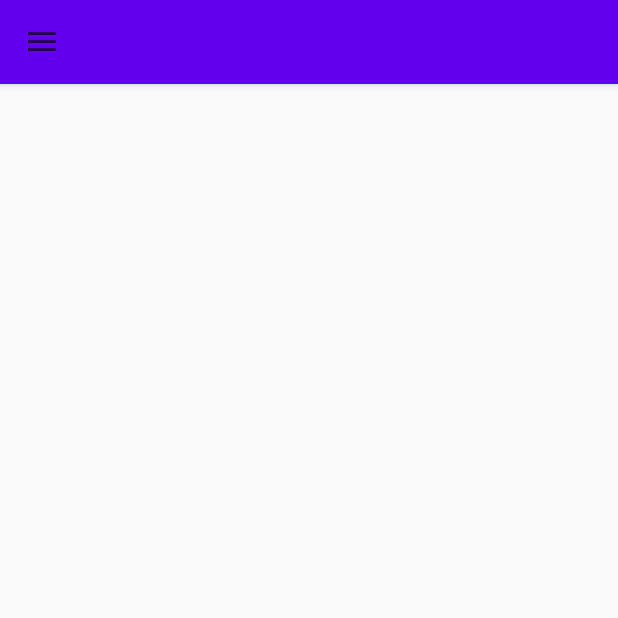
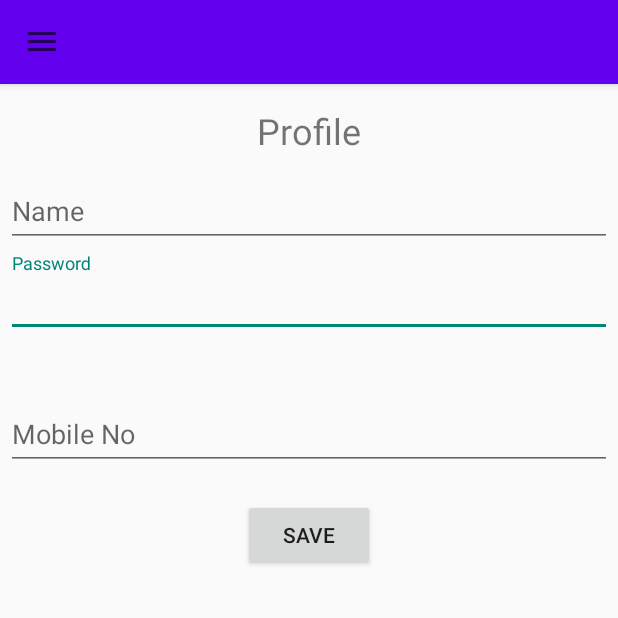
Before and after one commit to harsh-kanani/EverArtStudio, an Android app: the User_Home_Screen screen opened directly, with no data from a screen before it, in the side drawer, after a tap on "My Order", on a phone screen of 412 x 824 dp, the top half of it. Run offline under Robolectric (Android 15) with nearby library versions, the phone set to English and light mode, and no system bars; our stand-ins replace Firebase (no records; nobody signed in at launch, a user with empty details on screens opened directly); 1 statement that could not run was skipped.

Commit message:
Navigation Drawer Is Ready . Fregment started

```diff
--- a/app/build.gradle
+++ b/app/build.gradle
@@ -35,6 +35,7 @@ dependencies {
     implementation 'com.google.firebase:firebase-auth:19.3.2'
     implementation 'androidx.recyclerview:recyclerview:1.1.0'
     implementation 'com.google.firebase:firebase-storage:19.1.1'
+    implementation 'androidx.legacy:legacy-support-v4:1.0.0'
     testImplementation 'junit:junit:4.12'
     androidTestImplementation 'androidx.test.ext:junit:1.1.1'
     androidTestImplementation 'androidx.test.espresso:espresso-core:3.2.0'
--- /dev/null
+++ b/app/src/main/java/com/example/everartstudio/Fragment_Category.kt
@@ -0,0 +1,59 @@
+package com.example.everartstudio
+
+import android.os.Bundle
+import androidx.fragment.app.Fragment
+import android.view.LayoutInflater
+import android.view.View
+import android.view.ViewGroup
+
+// TODO: Rename parameter arguments, choose names that match
+// the fragment initialization parameters, e.g. ARG_ITEM_NUMBER
+private const val ARG_PARAM1 = "param1"
+private const val ARG_PARAM2 = "param2"
+
+/**
+ * A simple [Fragment] subclass.
+ * Use the [Fragment_Category.newInstance] factory method to
+ * create an instance of this fragment.
+ */
+class Fragment_Category : Fragment() {
+    // TODO: Rename and change types of parameters
+    private var param1: String? = null
+    private var param2: String? = null
+
+    override fun onCreate(savedInstanceState: Bundle?) {
+        super.onCreate(savedInstanceState)
+        arguments?.let {
+            param1 = it.getString(ARG_PARAM1)
+            param2 = it.getString(ARG_PARAM2)
+        }
+    }
+
+    override fun onCreateView(
+        inflater: LayoutInflater, container: ViewGroup?,
+        savedInstanceState: Bundle?
+    ): View? {
+        // Inflate the layout for this fragment
+        return inflater.inflate(R.layout.fragment__category, container, false)
+    }
+
+    companion object {
+        /**
+         * Use this factory method to create a new instance of
+         * this fragment using the provided parameters.
+         *
+         * @param param1 Parameter 1.
+         * @param param2 Parameter 2.
+         * @return A new instance of fragment Fragment_Category.
+         */
+        // TODO: Rename and change types and number of parameters
+        @JvmStatic
+        fun newInstance(param1: String, param2: String) =
+            Fragment_Category().apply {
+                arguments = Bundle().apply {
+                    putString(ARG_PARAM1, param1)
+                    putString(ARG_PARAM2, param2)
+                }
+            }
+    }
+}
--- a/app/src/main/java/com/example/everartstudio/User_Home_Screen.kt
+++ b/app/src/main/java/com/example/everartstudio/User_Home_Screen.kt
@@ -72,15 +72,22 @@ class User_Home_Screen : AppCompatActivity(),
         drawerLayout.addDrawerListener(toogle)
         toogle.syncState()
 
+        if(savedInstanceState == null) {
+            supportFragmentManager.beginTransaction()
+                .replace(R.id.fragment_container, Fragment_Category()).commit()
 
+        }
 
     }
 
     override fun onNavigationItemSelected(item: MenuItem): Boolean {
         when (item.itemId){
+            R.id.nav_home->
+                supportFragmentManager.beginTransaction().replace(R.id.fragment_container, Fragment_Category()).commit()
+
             R.id.nav_profile->
-                //supportFragmentManager.beginTransaction().replace(R.id.fragment_container,profile()).commit()
-                Toast.makeText(this@User_Home_Screen,"Profile",Toast.LENGTH_LONG).show()
+                supportFragmentManager.beginTransaction().replace(R.id.fragment_container,Fragment_Profile()).commit()
+
 
         }
         drawerLayout.closeDrawer(GravityCompat.START)
--- /dev/null
+++ b/app/src/main/res/drawable/ic_home.xml
@@ -0,0 +1,10 @@
+<vector xmlns:android="http://schemas.android.com/apk/res/android"
+    android:width="24dp"
+    android:height="24dp"
+    android:viewportWidth="24"
+    android:viewportHeight="24"
+    android:tint="?attr/colorControlNormal">
+  <path
+      android:fillColor="@android:color/white"
+      android:pathData="M10,20v-6h4v6h5v-8h3L12,3 2,12h3v8z"/>
+</vector>
--- /dev/null
+++ b/app/src/main/res/layout/fragment__profile.xml
@@ -0,0 +1,88 @@
+<?xml version="1.0" encoding="utf-8"?>
+<androidx.constraintlayout.widget.ConstraintLayout xmlns:android="http://schemas.android.com/apk/res/android"
+    xmlns:app="http://schemas.android.com/apk/res-auto"
+    xmlns:tools="http://schemas.android.com/tools"
+    android:layout_width="match_parent"
+    android:layout_height="match_parent"
+    tools:context=".Fragment_Profile">
+
+    <com.google.android.material.textfield.TextInputLayout
+        android:id="@+id/password_text_input"
+        android:layout_width="0dp"
+        android:layout_height="wrap_content"
+        android:layout_margin="4dp"
+        android:layout_marginStart="4dp"
+        android:layout_marginTop="12dp"
+        android:layout_marginEnd="4dp"
+        android:hint="Password"
+        app:errorEnabled="true"
+        app:layout_constraintEnd_toEndOf="parent"
+        app:layout_constraintStart_toStartOf="parent"
+        app:layout_constraintTop_toBottomOf="@+id/textInputLayout">
+
+        <com.google.android.material.textfield.TextInputEditText
+            android:id="@+id/txt_profile_pass"
+            android:layout_width="match_parent"
+            android:layout_height="wrap_content"
+            android:inputType="textPassword" />
+    </com.google.android.material.textfield.TextInputLayout>
+
+    <TextView
+        android:id="@+id/textView7"
+        android:layout_width="wrap_content"
+        android:layout_height="wrap_content"
+        android:layout_marginBottom="5dp"
+        android:text="Profile"
+        android:textSize="24sp"
+        app:layout_constraintBottom_toTopOf="@+id/textInputLayout"
+        app:layout_constraintEnd_toEndOf="parent"
+        app:layout_constraintStart_toStartOf="parent" />
+
+    <com.google.android.material.textfield.TextInputLayout
+        android:id="@+id/textInputLayout"
+        android:layout_width="0dp"
+        android:layout_height="wrap_content"
+        android:layout_marginStart="4dp"
+        android:layout_marginTop="53dp"
+        android:layout_marginEnd="4dp"
+        android:hint="Name"
+        app:layout_constraintEnd_toEndOf="parent"
+        app:layout_constraintStart_toStartOf="parent"
+        app:layout_constraintTop_toTopOf="parent">
+
+        <com.google.android.material.textfield.TextInputEditText
+            android:id="@+id/txt_profile_name"
+            android:layout_width="match_parent"
+            android:layout_height="wrap_content" />
+    </com.google.android.material.textfield.TextInputLayout>
+
+    <com.google.android.material.textfield.TextInputLayout
+        android:id="@+id/textInputLayout2"
+        android:layout_width="0dp"
+        android:layout_height="wrap_content"
+        android:layout_marginStart="4dp"
+        android:layout_marginTop="12dp"
+        android:layout_marginEnd="4dp"
+        android:hint="Mobile No"
+        app:layout_constraintEnd_toEndOf="parent"
+        app:layout_constraintStart_toStartOf="parent"
+        app:layout_constraintTop_toBottomOf="@+id/password_text_input">
+
+        <com.google.android.material.textfield.TextInputEditText
+            android:id="@+id/txt_profile_mobile"
+            android:layout_width="match_parent"
+            android:layout_height="wrap_content"
+            android:inputType="text|number" />
+    </com.google.android.material.textfield.TextInputLayout>
+
+    <Button
+        android:id="@+id/btn_save"
+        android:layout_width="wrap_content"
+        android:layout_height="wrap_content"
+        android:layout_marginTop="19dp"
+        android:text="Save"
+        app:layout_constraintEnd_toEndOf="parent"
+        app:layout_constraintStart_toStartOf="parent"
+        app:layout_constraintTop_toBottomOf="@+id/textInputLayout2" />
+
+</androidx.constraintlayout.widget.ConstraintLayout>
--- a/app/src/main/res/menu/navigation_menu.xml
+++ b/app/src/main/res/menu/navigation_menu.xml
@@ -1,5 +1,10 @@
 <?xml version="1.0" encoding="utf-8"?>
 <menu xmlns:android="http://schemas.android.com/apk/res/android">
+    <item
+        android:id="@+id/nav_home"
+        android:icon="@drawable/ic_home"
+        android:title="Home"
+        />
     <item
         android:id="@+id/nav_profile"
         android:icon="@drawable/ic_profile"
--- a/app/src/main/res/values/strings.xml
+++ b/app/src/main/res/values/strings.xml
@@ -2,4 +2,6 @@
     <string name="app_name">EverArtStudio</string>
     <string name="open">Open</string>
     <string name="close">Close</string>
+    <!-- TODO: Remove or change this placeholder text -->
+    <string name="hello_blank_fragment">Hello blank fragment</string>
 </resources>
```
Also changed, not shown: app/src/main/java/com/example/everartstudio/Fragment_Profile.kt (added, +97 -0 lines), app/src/main/res/layout/fragment__category.xml (added, +14 -0 lines).
